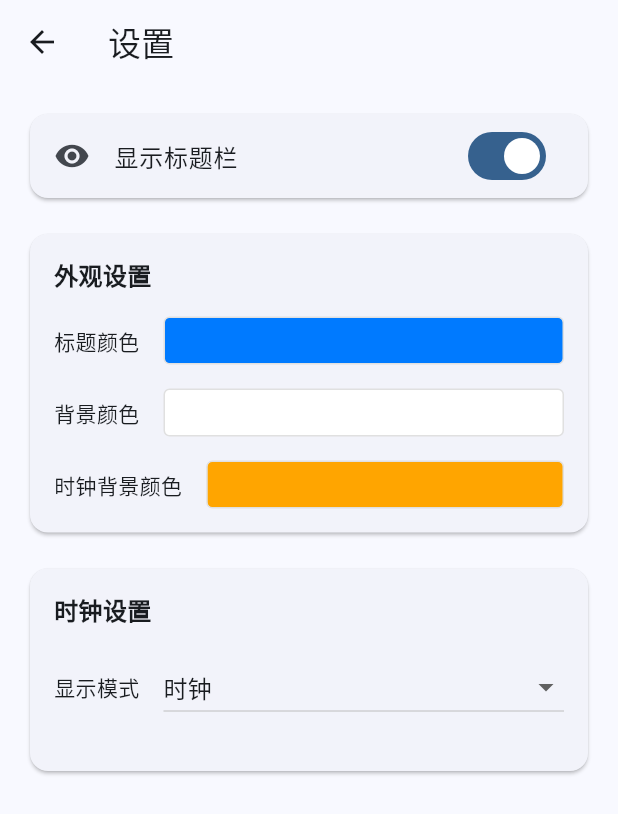
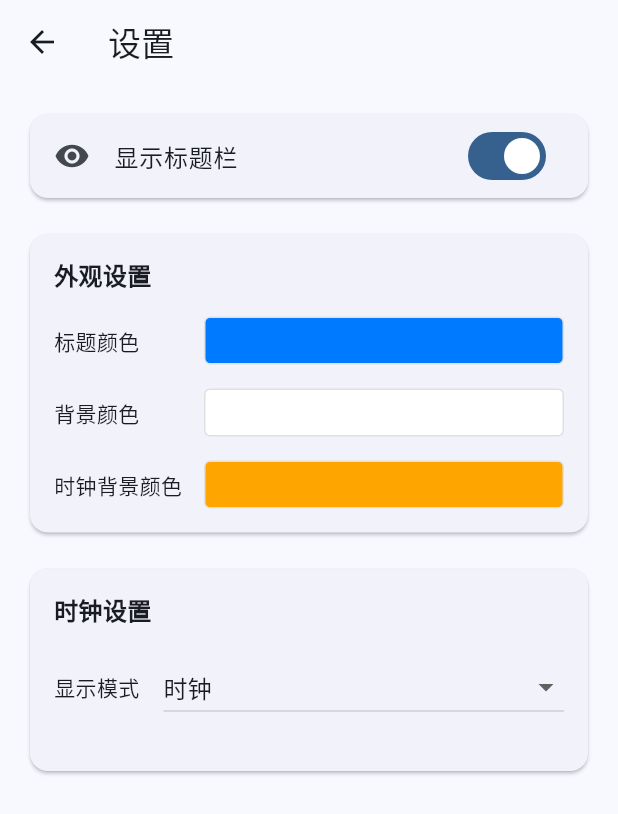
Before and after one commit to puraz/flip-clock, a Flutter app: the SettingsPage screen opened directly with empty values, on a phone screen of 412 x 824 dp. Shown: the top 814 px of the screen. Run offline on Flutter 3.47's test engine with Material 3 defaults, Android fonts, the phone set to English and light mode, and no system bars; our stand-ins replace flutter_colorpicker, get, shared_preferences; missing offline and left inert: window_manager; accounts and stored records are empty; statements that could not run were skipped.

Commit message:
fix: 优化外观设置，使其颜色选择方块对齐，并使设置页面appbar也能鼠标拖动

```diff
--- a/lib/pages/settings_page.dart
+++ b/lib/pages/settings_page.dart
@@ -67,7 +67,12 @@ class _SettingsPageState extends State<SettingsPage> {
       },
       // 使用 Obx 包装整个 Scaffold
       child: Obx(() => Scaffold(
-        appBar: AppBar(
+        appBar: PreferredSize(
+          preferredSize: const Size.fromHeight(kToolbarHeight),
+          child: GestureDetector(
+            behavior: HitTestBehavior.translucent,
+            onPanStart: (_) => windowManager.startDragging(),
+            child: AppBar(
               title: const Text('设置'),
               leading: IconButton(
                 icon: const Icon(Icons.arrow_back),
@@ -87,6 +92,8 @@ class _SettingsPageState extends State<SettingsPage> {
                     widget.configController.isInSettingsPage.value = false;
                   }
                 },
+              ),
+            ),
           ),
         ),
         body: GestureDetector(
@@ -221,8 +228,10 @@ class _SettingsPageState extends State<SettingsPage> {
     return Builder(
       builder: (BuildContext context) => Row(
         children: [
-          Text(title),
-          const SizedBox(width: 16),
+          SizedBox(
+            width: 100,
+            child: Text(title),
+          ),
           Expanded(
             child: InkWell(
               onTap: () {
```
Lines whose indentation alone changed are shown as unchanged.
